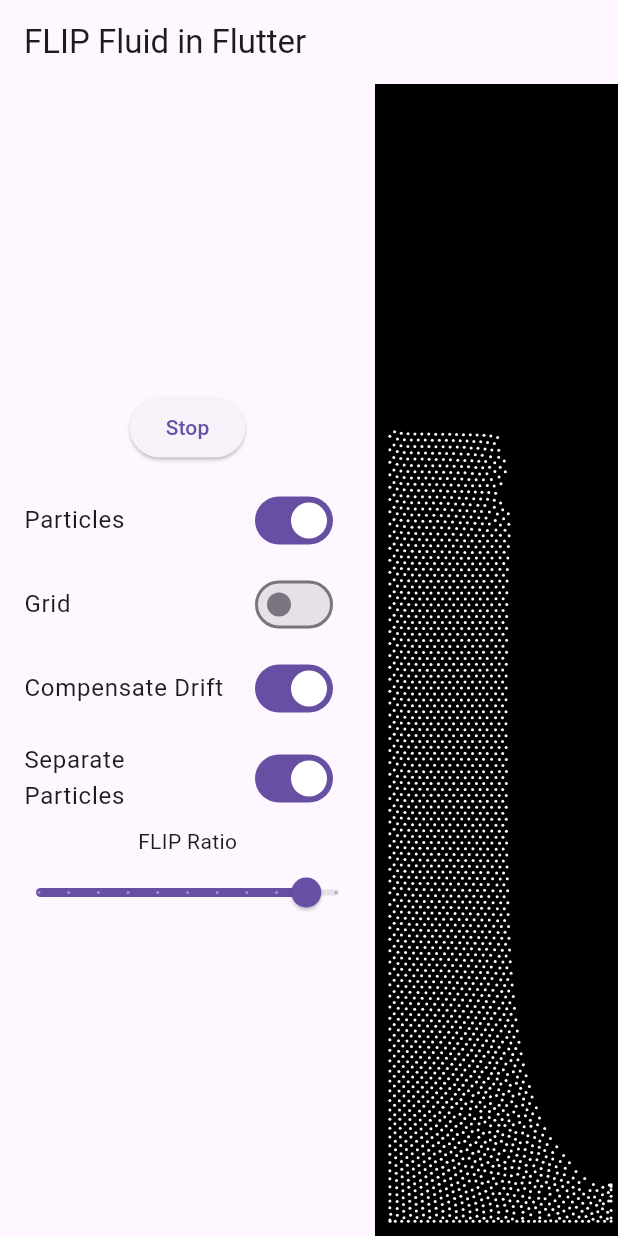
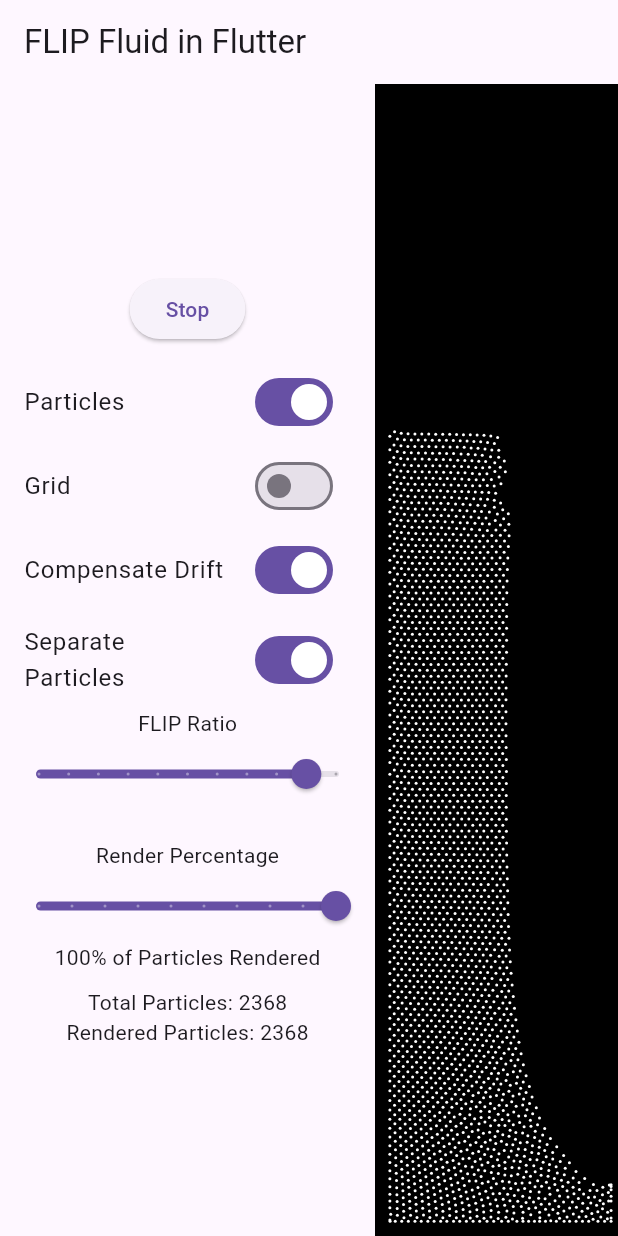
Before and after one commit to JozefK78/my_galaxy_fluid_web_based, a Flutter app: the screen it shows after launch, after a tap on "Start", on a phone screen of 412 x 824 dp. Run offline on Flutter 3.47's test engine with Material 3 defaults, Android fonts, the light colour scheme and no system bars.

Commit message:
Refactor: Optimize Particle Rendering and Add Rendering Control
- Optimized particle rendering by drawing only a subset of particles defined by `renderingFraction`.
- Added a slider in the UI to control the `renderingFraction`, allowing users to adjust the percentage of particles rendered, improving performance.
- Display the total number of particles and the number of rendered particles in the UI.
- Minor code formatting improvements for readability.

```diff
--- a/lib/main.dart
+++ b/lib/main.dart
@@ -149,8 +149,10 @@ class FlipFluid {
       double x = particlePos[2 * i];
       double y = particlePos[2 * i + 1];
 
-      int xi = clampValue((x * pInvSpacing).floorToDouble(), 0, pNumX - 1).toInt();
-      int yi = clampValue((y * pInvSpacing).floorToDouble(), 0, pNumY - 1).toInt();
+      int xi =
+      clampValue((x * pInvSpacing).floorToDouble(), 0, pNumX - 1).toInt();
+      int yi =
+      clampValue((y * pInvSpacing).floorToDouble(), 0, pNumY - 1).toInt();
       int cellNr = xi * pNumY + yi;
       numCellParticles[cellNr]++;
     }
@@ -168,8 +170,10 @@ class FlipFluid {
       double x = particlePos[2 * i];
       double y = particlePos[2 * i + 1];
 
-      int xi = clampValue((x * pInvSpacing).floorToDouble(), 0, pNumX - 1).toInt();
-      int yi = clampValue((y * pInvSpacing).floorToDouble(), 0, pNumY - 1).toInt();
+      int xi =
+      clampValue((x * pInvSpacing).floorToDouble(), 0, pNumX - 1).toInt();
+      int yi =
+      clampValue((y * pInvSpacing).floorToDouble(), 0, pNumY - 1).toInt();
       int cellNr = xi * pNumY + yi;
       firstCellParticle[cellNr]--;
       cellParticleIds[firstCellParticle[cellNr]] = i;
@@ -235,12 +239,8 @@ class FlipFluid {
   }
 
   /// Handles collisions between particles and the obstacle or walls.
-  void handleParticleCollisions(
-      double obstacleX,
-      double obstacleY,
-      double obstacleRadius,
-      double obstacleVelX,
-      double obstacleVelY) {
+  void handleParticleCollisions(double obstacleX, double obstacleY,
+      double obstacleRadius, double obstacleVelX, double obstacleVelY) {
     double h_ = 1.0 / fInvSpacing;
     double r = particleRadius;
     double minDist = obstacleRadius + r;
@@ -764,6 +764,9 @@ class _FluidDemoPageState extends State<FluidDemoPage>
   // Add a flag to prevent multiple initializations
   bool _isSceneInitialized = false;
 
+  // New variable for rendering fraction
+  double _renderingFraction = 1.0; // 100% by default
+
   @override
   void initState() {
     super.initState();
@@ -849,7 +852,10 @@ class _FluidDemoPageState extends State<FluidDemoPage>
     for (int i = 0; i < scene.fluid.fNumX; i++) {
       for (int j = 0; j < scene.fluid.fNumY; j++) {
         double val = 1.0; // Fluid by default
-        if (i == 0 || i == scene.fluid.fNumX - 1 || j == 0 || j == scene.fluid.fNumY - 1) {
+        if (i == 0 ||
+            i == scene.fluid.fNumX - 1 ||
+            j == 0 ||
+            j == scene.fluid.fNumY - 1) {
           val = 0.0; // Solid boundary
         }
         scene.fluid.s[i * n + j] = val;
@@ -888,7 +894,10 @@ class _FluidDemoPageState extends State<FluidDemoPage>
       // In setupScene, set tank's boundaries
       for (int i = 0; i < f.fNumX; i++) {
         for (int j = 0; j < f.fNumY; j++) {
-          if (i == 0 || i == f.fNumX - 1 || j == 0 || j == f.fNumY - 1) {
+          if (i == 0 ||
+              i == f.fNumX - 1 ||
+              j == 0 ||
+              j == f.fNumY - 1) {
             f.s[i * n + j] = 0.0; // Solid boundary
             f.u[i * n + j] = 0.0;
             f.v[i * n + j] = 0.0;
@@ -1049,6 +1058,30 @@ class _FluidDemoPageState extends State<FluidDemoPage>
                           });
                         },
                       ),
+                      const SizedBox(height: 20),
+                      // New: Rendering Fraction Slider
+                      const Text("Render Percentage"),
+                      Slider(
+                        min: 0.1,
+                        max: 1.0,
+                        divisions: 9,
+                        value: _renderingFraction,
+                        label:
+                        "${(_renderingFraction * 100).toInt()}%", // Show percentage
+                        onChanged: (val) {
+                          setState(() {
+                            _renderingFraction = val;
+                          });
+                        },
+                      ),
+                      Text(
+                          "${(_renderingFraction * 100).toInt()}% of Particles Rendered"),
+                      const SizedBox(height: 10),
+                      // Display current number of particles and rendered particles
+                      Text(
+                          "Total Particles: ${scene.fluid.numParticles}"),
+                      Text(
+                          "Rendered Particles: ${(scene.fluid.numParticles * _renderingFraction).floor()}"),
                     ],
                   ),
                 ),
@@ -1058,13 +1091,13 @@ class _FluidDemoPageState extends State<FluidDemoPage>
                 child: GestureDetector(
                   onPanDown: (details) {
                     pointerDown = true;
-                    _handleObstacleInteraction(
-                        details, cScaleLocal, Size(canvasWidth, canvasHeight));
+                    _handleObstacleInteraction(details, cScaleLocal,
+                        Size(canvasWidth, canvasHeight));
                   },
                   onPanUpdate: (details) {
                     if (pointerDown) {
-                      _handleObstacleInteraction(
-                          details, cScaleLocal, Size(canvasWidth, canvasHeight));
+                      _handleObstacleInteraction(details, cScaleLocal,
+                          Size(canvasWidth, canvasHeight));
                     }
                   },
                   onPanEnd: (details) {
@@ -1074,8 +1107,8 @@ class _FluidDemoPageState extends State<FluidDemoPage>
                     scene.obstacleVelY = 0.0;
                   },
                   child: CustomPaint(
-                    painter: FluidPainter(
-                        scene, simWidthLocal, simHeight, cScaleLocal),
+                    painter: FluidPainter(scene, simWidthLocal, simHeight,
+                        cScaleLocal, _renderingFraction),
                     size: Size(canvasWidth, canvasHeight),
                     child: Container(),
                   ),
@@ -1095,6 +1128,7 @@ class FluidPainter extends CustomPainter {
   final double simWidth;
   final double simHeight;
   final double cScale;
+  final double renderingFraction; // New: Fraction of particles to render
 
   // Reusable Paint objects to optimize performance
   final Paint _backgroundPaint = Paint()..color = Colors.black;
@@ -1109,7 +1143,8 @@ class FluidPainter extends CustomPainter {
     ..color = Colors.red
     ..style = PaintingStyle.fill;
 
-  FluidPainter(this.scene, this.simWidth, this.simHeight, this.cScale);
+  FluidPainter(this.scene, this.simWidth, this.simHeight, this.cScale,
+      this.renderingFraction);
 
   @override
   void paint(Canvas canvas, Size size) {
@@ -1175,11 +1210,14 @@ class FluidPainter extends CustomPainter {
     }
   }
 
-  /// Draws all the particles using a single drawPoints call for efficiency.
+  /// Draws all the particles using a subset based on renderingFraction.
   void _drawParticles(Canvas canvas, FlipFluid f) {
     final List<Offset> points = <Offset>[];
 
-    for (int i = 0; i < f.numParticles; i++) {
+    int numToRender = (f.numParticles * renderingFraction).floor();
+
+    // To ensure consistent rendering, render the first N particles
+    for (int i = 0; i < numToRender; i++) {
       double x = f.particlePos[2 * i];
       double y = f.particlePos[2 * i + 1];
       double sy = simHeight - y; // Flip Y-axis
@@ -1190,7 +1228,7 @@ class FluidPainter extends CustomPainter {
       points.add(Offset(x * cScale, sy * cScale));
     }
 
-    // Draw all particles in a single draw call
+    // Draw all selected particles in a single draw call
     canvas.drawPoints(PointMode.points, points, _particlePaint);
   }
 
```
